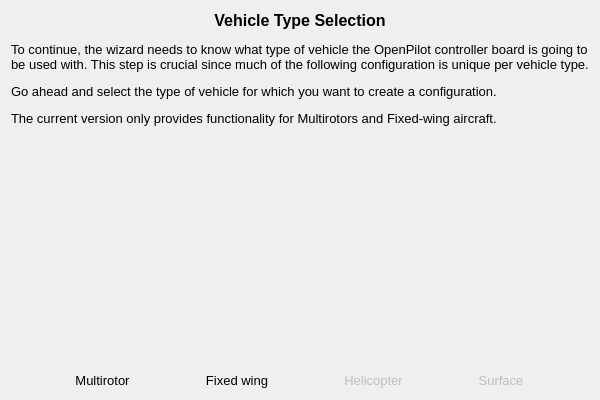
Before: the Qt Designer form ground/openpilotgcs/src/plugins/setupwizard/pages/vehiclepage.ui in openpilot/OpenPilot, drawn with Qt 5.
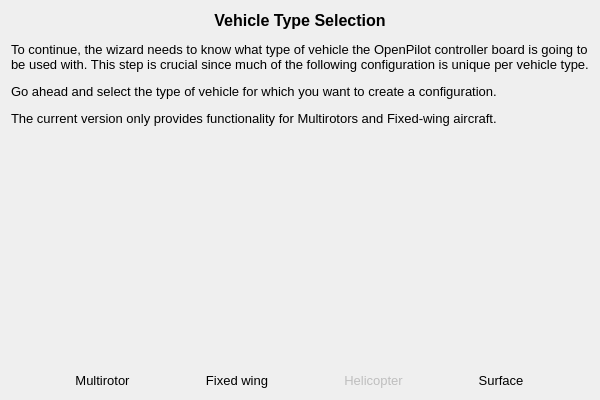
After: the same form once the commit is applied. Icons and pictures are not drawn.

What changed in the file:
```diff
--- a/ground/openpilotgcs/src/plugins/setupwizard/pages/vehiclepage.ui
+++ b/ground/openpilotgcs/src/plugins/setupwizard/pages/vehiclepage.ui
@@ -190,7 +190,7 @@
      <item>
       <widget class="QToolButton" name="surfaceButton">
        <property name="enabled">
-        <bool>false</bool>
+        <bool>true</bool>
        </property>
        <property name="font">
         <font>
```
